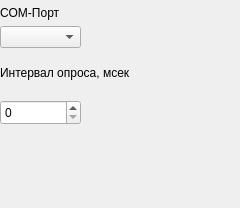
Old version of the form m_cfg/adam_widget.ui in the repository xXRadioHeadXx/start7.
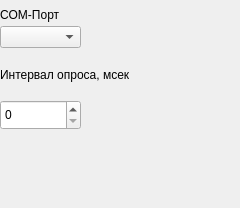
New version of the form.

Patch:
```diff
--- a/m_cfg/adam_widget.ui
+++ b/m_cfg/adam_widget.ui
@@ -19,7 +19,7 @@
      <x>0</x>
      <y>0</y>
      <width>251</width>
-     <height>25</height>
+     <height>30</height>
     </rect>
    </property>
    <property name="text">
@@ -32,7 +32,7 @@
      <x>0</x>
      <y>100</y>
      <width>81</width>
-     <height>25</height>
+     <height>30</height>
     </rect>
    </property>
    <property name="contextMenuPolicy">
@@ -70,7 +70,7 @@
      <x>0</x>
      <y>60</y>
      <width>261</width>
-     <height>25</height>
+     <height>30</height>
     </rect>
    </property>
    <property name="text">
```
